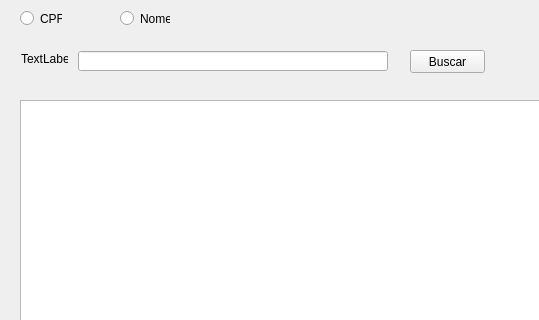
Qt form SistemaDeMatriculas-V0/consulta_professor.ui (leonardopereira10/UEG) before a commit; both pictures show x 0 to 539 and y 0 to 320 of the 1022 by 654 pixel window.
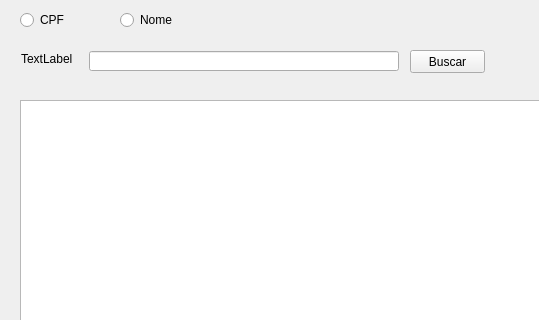
The same form after that commit.

Commit message: Configurando GUI consultaProfessor

Patch:
```diff
--- a/SistemaDeMatriculas-V0/consulta_professor.ui
+++ b/SistemaDeMatriculas-V0/consulta_professor.ui
@@ -18,8 +18,8 @@
     <rect>
      <x>20</x>
      <y>10</y>
-     <width>42</width>
-     <height>17</height>
+     <width>49</width>
+     <height>20</height>
     </rect>
    </property>
    <property name="text">
@@ -31,8 +31,8 @@
     <rect>
      <x>120</x>
      <y>10</y>
-     <width>50</width>
-     <height>17</height>
+     <width>60</width>
+     <height>20</height>
     </rect>
    </property>
    <property name="text">
@@ -44,7 +44,7 @@
     <rect>
      <x>21</x>
      <y>51</y>
-     <width>47</width>
+     <width>55</width>
      <height>16</height>
     </rect>
    </property>
@@ -55,12 +55,18 @@
   <widget class="QLineEdit" name="lineEdit">
    <property name="geometry">
     <rect>
-     <x>78</x>
+     <x>89</x>
      <y>51</y>
      <width>310</width>
      <height>20</height>
     </rect>
    </property>
+   <property name="maximumSize">
+    <size>
+     <width>310</width>
+     <height>16777215</height>
+    </size>
+   </property>
   </widget>
   <widget class="QPushButton" name="pushButton">
    <property name="geometry">
```
Left out of the diff: 8 changed lines with no effect on the pictures. The commit also changes 33 other files.
